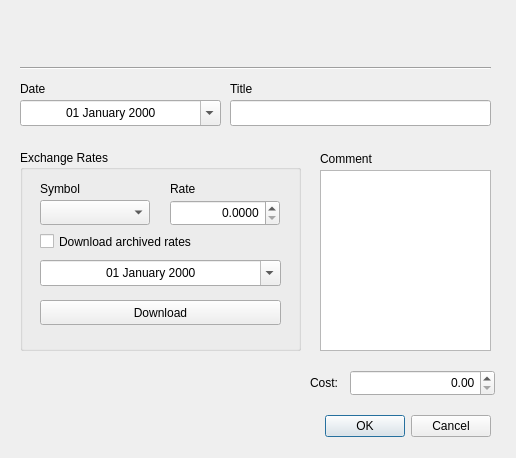
Above: Dialog/IncomeDialog.ui from wslowinski/QtFinance before the change. Below: the same form after it.
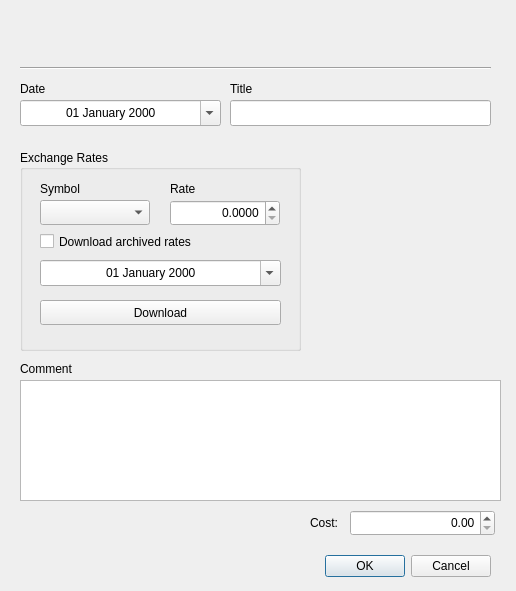
That is the form after the change.

Commit message: Update dialog view

Patch:
```diff
--- a/Dialog/IncomeDialog.ui
+++ b/Dialog/IncomeDialog.ui
@@ -7,7 +7,7 @@
     <x>0</x>
     <y>0</y>
     <width>516</width>
-    <height>458</height>
+    <height>591</height>
    </rect>
   </property>
   <property name="windowTitle">
@@ -20,7 +20,7 @@
    <property name="geometry">
     <rect>
      <x>310</x>
-     <y>410</y>
+     <y>550</y>
      <width>181</width>
      <height>32</height>
     </rect>
@@ -68,7 +68,7 @@
    <property name="geometry">
     <rect>
      <x>350</x>
-     <y>370</y>
+     <y>510</y>
      <width>145</width>
      <height>26</height>
     </rect>
@@ -113,7 +113,7 @@
    <property name="geometry">
     <rect>
      <x>310</x>
-     <y>370</y>
+     <y>510</y>
      <width>41</width>
      <height>26</height>
     </rect>
@@ -125,8 +125,8 @@
   <widget class="QLabel" name="lblComment">
    <property name="geometry">
     <rect>
-     <x>320</x>
-     <y>150</y>
+     <x>20</x>
+     <y>360</y>
      <width>131</width>
      <height>17</height>
     </rect>
@@ -138,10 +138,10 @@
   <widget class="QPlainTextEdit" name="edtComment">
    <property name="geometry">
     <rect>
-     <x>320</x>
-     <y>170</y>
-     <width>171</width>
-     <height>181</height>
+     <x>20</x>
+     <y>380</y>
+     <width>481</width>
+     <height>121</height>
     </rect>
    </property>
   </widget>
```
The commit also changes 1 other file.
